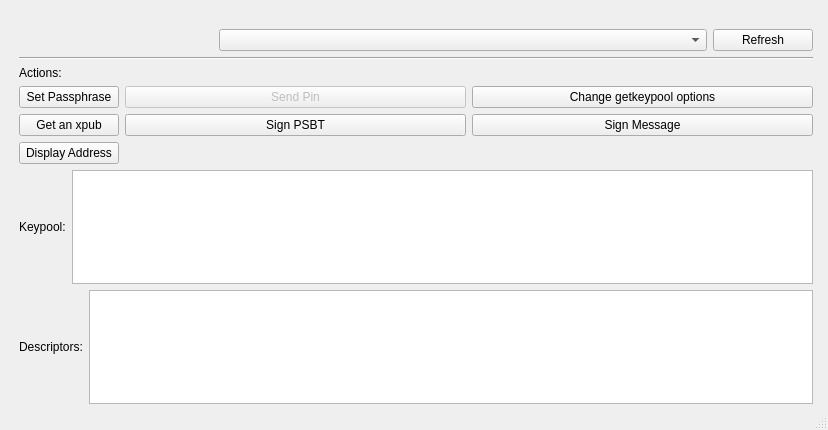
bitcoin-core/HWI, file hwilib/ui/mainwindow.ui: the form before one commit.
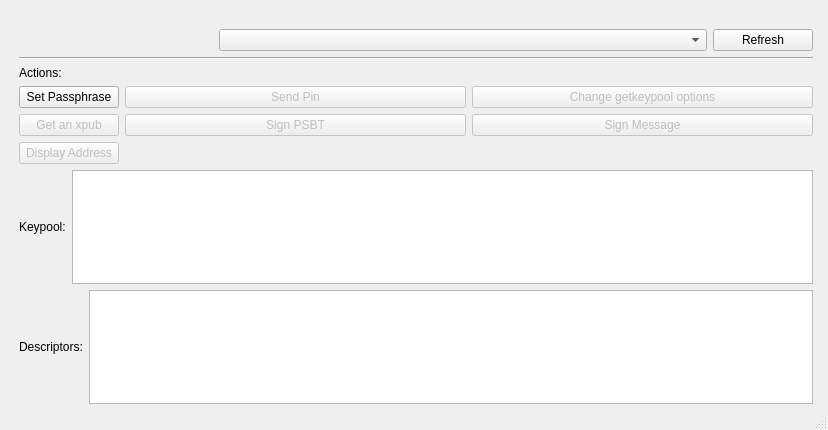
The form after the commit.

Commit message: Enable and disable actions depending on whether a device is selected

What changed in the file:
```diff
--- a/hwilib/ui/mainwindow.ui
+++ b/hwilib/ui/mainwindow.ui
@@ -107,6 +107,9 @@
        </item>
        <item row="2" column="1">
         <widget class="QPushButton" name="signtx_button">
+         <property name="enabled">
+          <bool>false</bool>
+         </property>
          <property name="text">
           <string>Sign PSBT</string>
          </property>
@@ -114,6 +117,9 @@
        </item>
        <item row="2" column="0">
         <widget class="QPushButton" name="getxpub_button">
+         <property name="enabled">
+          <bool>false</bool>
+         </property>
          <property name="text">
           <string>Get an xpub</string>
          </property>
@@ -121,6 +127,9 @@
        </item>
        <item row="2" column="2">
         <widget class="QPushButton" name="signmsg_button">
+         <property name="enabled">
+          <bool>false</bool>
+         </property>
          <property name="text">
           <string>Sign Message</string>
          </property>
@@ -147,6 +156,9 @@
        </item>
        <item row="1" column="2">
         <widget class="QPushButton" name="getkeypool_opts_button">
+         <property name="enabled">
+          <bool>false</bool>
+         </property>
          <property name="toolTip">
           <string>Change the options used for getkeypool</string>
          </property>
@@ -157,6 +169,9 @@
        </item>
        <item row="3" column="0">
         <widget class="QPushButton" name="display_addr_button">
+         <property name="enabled">
+          <bool>false</bool>
+         </property>
          <property name="text">
           <string>Display Address</string>
          </property>
```
The commit also changes 1 other file.
